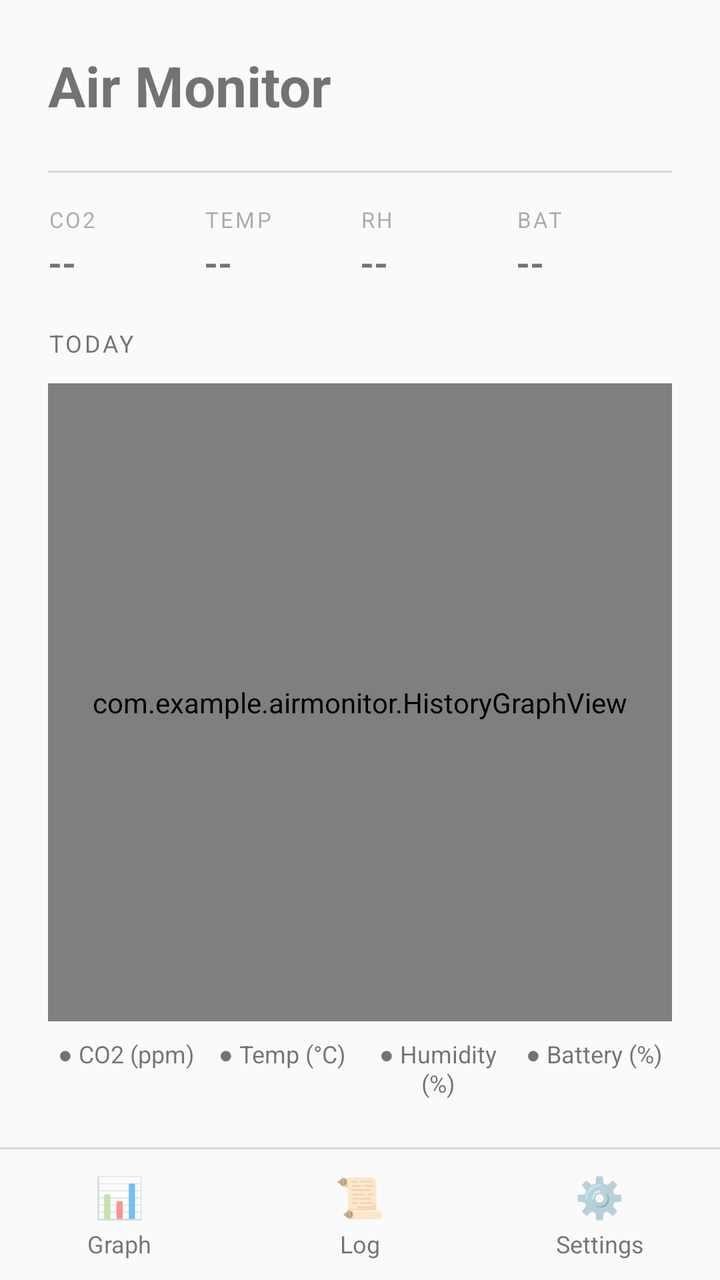
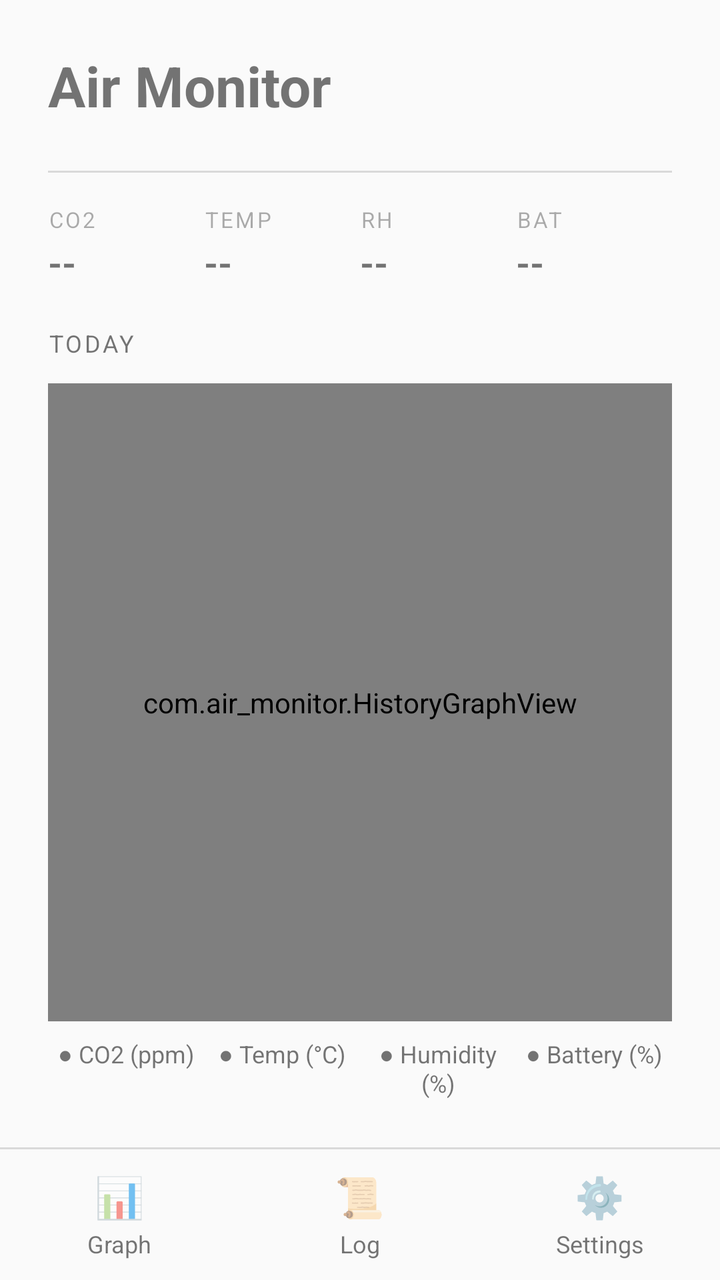

Two renders of the same Android screen: before a commit and after it. Below are the layout's source before the change and the commit's diff.
<!-- AndroidManifest.xml: application theme AppTheme -->
<!-- res/layout/activity_main.xml -->
<?xml version="1.0" encoding="utf-8"?>
<LinearLayout xmlns:android="http://schemas.android.com/apk/res/android"
    android:layout_width="match_parent"
    android:layout_height="match_parent"
    android:orientation="vertical">

    
    <FrameLayout
        android:layout_width="match_parent"
        android:layout_height="0dp"
        android:layout_weight="1">

        
        <LinearLayout
            android:id="@+id/tab_graph"
            android:layout_width="match_parent"
            android:layout_height="match_parent"
            android:orientation="vertical"
            android:padding="24dp">

            <TextView
                android:layout_width="wrap_content"
                android:layout_height="wrap_content"
                android:text="@string/app_name"
                android:textSize="28sp"
                android:textStyle="bold" />

            <View
                android:layout_width="match_parent"
                android:layout_height="1dp"
                android:layout_marginTop="24dp"
                android:layout_marginBottom="16dp"
                android:background="#22000000" />

            <LinearLayout
                android:layout_width="match_parent"
                android:layout_height="wrap_content"
                android:layout_marginBottom="20dp"
                android:orientation="horizontal">

                <LinearLayout
                    android:layout_width="0dp"
                    android:layout_height="wrap_content"
                    android:layout_weight="1"
                    android:orientation="vertical">
                    <TextView
                        android:layout_width="wrap_content"
                        android:layout_height="wrap_content"
                        android:text="@string/value_label_co2"
                        android:textSize="11sp"
                        android:textAllCaps="true"
                        android:letterSpacing="0.1"
                        android:alpha="0.6" />
                    <TextView
                        android:id="@+id/value_co2"
                        android:layout_width="wrap_content"
                        android:layout_height="wrap_content"
                        android:layout_marginTop="2dp"
                        android:text="@string/value_placeholder"
                        android:textSize="18sp"
                        android:textStyle="bold" />
                </LinearLayout>

                <LinearLayout
                    android:layout_width="0dp"
                    android:layout_height="wrap_content"
                    android:layout_weight="1"
                    android:orientation="vertical">
                    <TextView
                        android:layout_width="wrap_content"
                        android:layout_height="wrap_content"
                        android:text="@string/value_label_temp"
                        android:textSize="11sp"
                        android:textAllCaps="true"
                        android:letterSpacing="0.1"
                        android:alpha="0.6" />
                    <TextView
                        android:id="@+id/value_temp"
                        android:layout_width="wrap_content"
                        android:layout_height="wrap_content"
                        android:layout_marginTop="2dp"
                        android:text="@string/value_placeholder"
                        android:textSize="18sp"
                        android:textStyle="bold" />
                </LinearLayout>

                <LinearLayout
                    android:layout_width="0dp"
                    android:layout_height="wrap_content"
                    android:layout_weight="1"
                    android:orientation="vertical">
                    <TextView
                        android:layout_width="wrap_content"
                        android:layout_height="wrap_content"
                        android:text="@string/value_label_humidity"
                        android:textSize="11sp"
                        android:textAllCaps="true"
                        android:letterSpacing="0.1"
                        android:alpha="0.6" />
                    <TextView
                        android:id="@+id/value_humidity"
                        android:layout_width="wrap_content"
                        android:layout_height="wrap_content"
                        android:layout_marginTop="2dp"
                        android:text="@string/value_placeholder"
                        android:textSize="18sp"
                        android:textStyle="bold" />
                </LinearLayout>

                <LinearLayout
                    android:layout_width="0dp"
                    android:layout_height="wrap_content"
                    android:layout_weight="1"
                    android:orientation="vertical">
                    <TextView
                        android:layout_width="wrap_content"
                        android:layout_height="wrap_content"
                        android:text="@string/value_label_battery"
                        android:textSize="11sp"
                        android:textAllCaps="true"
                        android:letterSpacing="0.1"
                        android:alpha="0.6" />
                    <TextView
                        android:id="@+id/value_battery"
                        android:layout_width="wrap_content"
                        android:layout_height="wrap_content"
                        android:layout_marginTop="2dp"
                        android:text="@string/value_placeholder"
                        android:textSize="18sp"
                        android:textStyle="bold" />
                </LinearLayout>
            </LinearLayout>

            <TextView
                android:layout_width="wrap_content"
                android:layout_height="wrap_content"
                android:text="@string/history_header"
                android:textSize="12sp"
                android:textAllCaps="true"
                android:letterSpacing="0.1" />

            <com.example.airmonitor.HistoryGraphView
                android:id="@+id/graph"
                android:layout_width="match_parent"
                android:layout_height="0dp"
                android:layout_weight="1"
                android:layout_marginTop="12dp" />

            <LinearLayout
                android:layout_width="match_parent"
                android:layout_height="wrap_content"
                android:layout_marginTop="8dp"
                android:orientation="horizontal">

                <TextView
                    android:id="@+id/legend_co2"
                    android:layout_width="0dp"
                    android:layout_height="wrap_content"
                    android:layout_weight="1"
                    android:gravity="center"
                    android:text="@string/legend_co2"
                    android:textSize="12sp" />

                <TextView
                    android:id="@+id/legend_temp"
                    android:layout_width="0dp"
                    android:layout_height="wrap_content"
                    android:layout_weight="1"
                    android:gravity="center"
                    android:text="@string/legend_temp"
                    android:textSize="12sp" />

                <TextView
                    android:id="@+id/legend_humidity"
                    android:layout_width="0dp"
                    android:layout_height="wrap_content"
                    android:layout_weight="1"
                    android:gravity="center"
                    android:text="@string/legend_humidity"
                    android:textSize="12sp" />

                <TextView
                    android:id="@+id/legend_battery"
                    android:layout_width="0dp"
                    android:layout_height="wrap_content"
                    android:layout_weight="1"
                    android:gravity="center"
                    android:text="@string/legend_battery"
                    android:textSize="12sp" />
            </LinearLayout>
        </LinearLayout>

        
        <LinearLayout
            android:id="@+id/tab_log"
            android:layout_width="match_parent"
            android:layout_height="match_parent"
            android:orientation="vertical"
            android:padding="24dp"
            android:visibility="gone">

            <TextView
                android:layout_width="wrap_content"
                android:layout_height="wrap_content"
                android:text="@string/app_name"
                android:textSize="28sp"
                android:textStyle="bold" />

            <View
                android:layout_width="match_parent"
                android:layout_height="1dp"
                android:layout_marginTop="24dp"
                android:layout_marginBottom="16dp"
                android:background="#22000000" />

            <LinearLayout
                android:layout_width="match_parent"
                android:layout_height="wrap_content"
                android:orientation="horizontal"
                android:paddingBottom="6dp">

                <TextView
                    android:layout_width="0dp"
                    android:layout_height="wrap_content"
                    android:layout_weight="2"
                    android:text="@string/log_col_time"
                    android:textAllCaps="true"
                    android:textSize="11sp"
                    android:letterSpacing="0.1"
                    android:alpha="0.6" />

                <TextView
                    android:layout_width="0dp"
                    android:layout_height="wrap_content"
                    android:layout_weight="1.5"
                    android:gravity="end"
                    android:text="@string/log_col_co2"
                    android:textAllCaps="true"
                    android:textSize="11sp"
                    android:letterSpacing="0.1"
                    android:alpha="0.6" />

                <TextView
                    android:layout_width="0dp"
                    android:layout_height="wrap_content"
                    android:layout_weight="1.5"
                    android:gravity="end"
                    android:text="@string/log_col_temp"
                    android:textAllCaps="true"
                    android:textSize="11sp"
                    android:letterSpacing="0.1"
                    android:alpha="0.6" />

                <TextView
                    android:layout_width="0dp"
                    android:layout_height="wrap_content"
                    android:layout_weight="1"
                    android:gravity="end"
                    android:text="@string/log_col_humidity"
                    android:textAllCaps="true"
                    android:textSize="11sp"
                    android:letterSpacing="0.1"
                    android:alpha="0.6" />

                <TextView
                    android:layout_width="0dp"
                    android:layout_height="wrap_content"
                    android:layout_weight="1"
                    android:gravity="end"
                    android:text="@string/log_col_battery"
                    android:textAllCaps="true"
                    android:textSize="11sp"
                    android:letterSpacing="0.1"
                    android:alpha="0.6" />

                <TextView
                    android:layout_width="0dp"
                    android:layout_height="wrap_content"
                    android:layout_weight="1.2"
                    android:gravity="end"
                    android:text="@string/log_col_status"
                    android:textAllCaps="true"
                    android:textSize="11sp"
                    android:letterSpacing="0.1"
                    android:alpha="0.6" />

                <TextView
                    android:layout_width="0dp"
                    android:layout_height="wrap_content"
                    android:layout_weight="1.5"
                    android:gravity="end"
                    android:text="@string/log_col_device"
                    android:textAllCaps="true"
                    android:textSize="11sp"
                    android:letterSpacing="0.1"
                    android:alpha="0.6" />
            </LinearLayout>

            <View
                android:layout_width="match_parent"
                android:layout_height="1dp"
                android:background="#22000000" />

            <ListView
                android:id="@+id/log_list"
                android:layout_width="match_parent"
                android:layout_height="0dp"
                android:layout_weight="1"
                android:divider="#11000000"
                android:dividerHeight="1dp" />
        </LinearLayout>

        
        <ScrollView
            android:id="@+id/tab_settings"
            android:layout_width="match_parent"
            android:layout_height="match_parent"
            android:visibility="gone">

            <LinearLayout
                android:layout_width="match_parent"
                android:layout_height="wrap_content"
                android:orientation="vertical"
                android:padding="24dp">

                <TextView
                    android:layout_width="wrap_content"
                    android:layout_height="wrap_content"
                    android:text="@string/app_name"
                    android:textSize="28sp"
                    android:textStyle="bold" />

                <TextView
                    android:layout_width="match_parent"
                    android:layout_height="wrap_content"
                    android:layout_marginTop="8dp"
                    android:text="@string/setup_hint"
                    android:textSize="14sp" />

                <View
                    android:layout_width="match_parent"
                    android:layout_height="1dp"
                    android:layout_marginTop="24dp"
                    android:layout_marginBottom="16dp"
                    android:background="#22000000" />

                <TextView
                    android:layout_width="wrap_content"
                    android:layout_height="wrap_content"
                    android:text="@string/settings_header"
                    android:textSize="12sp"
                    android:textAllCaps="true"
                    android:letterSpacing="0.1" />

                <LinearLayout
                    android:layout_width="match_parent"
                    android:layout_height="wrap_content"
                    android:layout_marginTop="16dp"
                    android:gravity="center_vertical"
                    android:orientation="horizontal">

                    <LinearLayout
                        android:layout_width="0dp"
                        android:layout_height="wrap_content"
                        android:layout_weight="1"
                        android:orientation="vertical">

                        <TextView
                            android:layout_width="wrap_content"
                            android:layout_height="wrap_content"
                            android:text="@string/dark_widget_title"
                            android:textSize="16sp" />

                        <TextView
                            android:layout_width="match_parent"
                            android:layout_height="wrap_content"
                            android:layout_marginTop="2dp"
                            android:text="@string/dark_widget_summary"
                            android:textSize="13sp"
                            android:alpha="0.7" />
                    </LinearLayout>

                    <Switch
                        android:id="@+id/dark_widget_switch"
                        android:layout_width="wrap_content"
                        android:layout_height="wrap_content"
                        android:layout_marginStart="16dp" />
                </LinearLayout>

                <LinearLayout
                    android:layout_width="match_parent"
                    android:layout_height="wrap_content"
                    android:layout_marginTop="16dp"
                    android:gravity="center_vertical"
                    android:orientation="horizontal">

                    <LinearLayout
                        android:layout_width="0dp"
                        android:layout_height="wrap_content"
                        android:layout_weight="1"
                        android:orientation="vertical">

                        <TextView
                            android:layout_width="wrap_content"
                            android:layout_height="wrap_content"
                            android:text="@string/notifications_title"
                            android:textSize="16sp" />

                        <TextView
                            android:layout_width="match_parent"
                            android:layout_height="wrap_content"
                            android:layout_marginTop="2dp"
                            android:text="@string/notifications_summary"
                            android:textSize="13sp"
                            android:alpha="0.7" />
                    </LinearLayout>

                    <Switch
                        android:id="@+id/notifications_switch"
                        android:layout_width="wrap_content"
                        android:layout_height="wrap_content"
                        android:layout_marginStart="16dp" />
                </LinearLayout>

                <LinearLayout
                    android:layout_width="match_parent"
                    android:layout_height="wrap_content"
                    android:layout_marginTop="16dp"
                    android:gravity="center_vertical"
                    android:orientation="horizontal">

                    <LinearLayout
                        android:layout_width="0dp"
                        android:layout_height="wrap_content"
                        android:layout_weight="1"
                        android:orientation="vertical">

                        <TextView
                            android:layout_width="wrap_content"
                            android:layout_height="wrap_content"
                            android:text="@string/temp_offset_title"
                            android:textSize="16sp" />

                        <TextView
                            android:layout_width="match_parent"
                            android:layout_height="wrap_content"
                            android:layout_marginTop="2dp"
                            android:text="@string/temp_offset_summary"
                            android:textSize="13sp"
                            android:alpha="0.7" />
                    </LinearLayout>

                    <LinearLayout
                        android:layout_width="wrap_content"
                        android:layout_height="wrap_content"
                        android:layout_marginStart="16dp"
                        android:gravity="center_vertical"
                        android:orientation="horizontal">

                        <Button
                            android:id="@+id/temp_offset_minus"
                            android:layout_width="40dp"
                            android:layout_height="40dp"
                            android:minWidth="0dp"
                            android:padding="0dp"
                            android:text="@string/temp_offset_minus"
                            android:textSize="18sp" />

                        <EditText
                            android:id="@+id/temp_offset_value"
                            android:layout_width="64dp"
                            android:layout_height="wrap_content"
                            android:gravity="center"
                            android:inputType="numberSigned|numberDecimal"
                            android:textSize="16sp"
                            android:selectAllOnFocus="true" />

                        <Button
                            android:id="@+id/temp_offset_plus"
                            android:layout_width="40dp"
                            android:layout_height="40dp"
                            android:minWidth="0dp"
                            android:padding="0dp"
                            android:text="@string/temp_offset_plus"
                            android:textSize="18sp" />
                    </LinearLayout>
                </LinearLayout>
            </LinearLayout>
        </ScrollView>
    </FrameLayout>

    
    <View
        android:layout_width="match_parent"
        android:layout_height="1dp"
        android:background="#22000000" />

    <LinearLayout
        android:layout_width="match_parent"
        android:layout_height="wrap_content"
        android:orientation="horizontal">

        <LinearLayout
            android:id="@+id/tab_btn_graph"
            android:layout_width="0dp"
            android:layout_height="wrap_content"
            android:layout_weight="1"
            android:background="?android:attr/selectableItemBackground"
            android:clickable="true"
            android:focusable="true"
            android:gravity="center"
            android:orientation="vertical"
            android:paddingTop="10dp"
            android:paddingBottom="10dp">

            <TextView
                android:layout_width="wrap_content"
                android:layout_height="wrap_content"
                android:text="@string/tab_graph_icon"
                android:textSize="20sp" />

            <TextView
                android:id="@+id/tab_btn_graph_label"
                android:layout_width="wrap_content"
                android:layout_height="wrap_content"
                android:layout_marginTop="2dp"
                android:text="@string/tab_graph_label"
                android:textSize="12sp" />
        </LinearLayout>

        <LinearLayout
            android:id="@+id/tab_btn_log"
            android:layout_width="0dp"
            android:layout_height="wrap_content"
            android:layout_weight="1"
            android:background="?android:attr/selectableItemBackground"
            android:clickable="true"
            android:focusable="true"
            android:gravity="center"
            android:orientation="vertical"
            android:paddingTop="10dp"
            android:paddingBottom="10dp">

            <TextView
                android:layout_width="wrap_content"
                android:layout_height="wrap_content"
                android:text="@string/tab_log_icon"
                android:textSize="20sp" />

            <TextView
                android:id="@+id/tab_btn_log_label"
                android:layout_width="wrap_content"
                android:layout_height="wrap_content"
                android:layout_marginTop="2dp"
                android:text="@string/tab_log_label"
                android:textSize="12sp" />
        </LinearLayout>

        <LinearLayout
            android:id="@+id/tab_btn_settings"
            android:layout_width="0dp"
            android:layout_height="wrap_content"
            android:layout_weight="1"
            android:background="?android:attr/selectableItemBackground"
            android:clickable="true"
            android:focusable="true"
            android:gravity="center"
            android:orientation="vertical"
            android:paddingTop="10dp"
            android:paddingBottom="10dp">

            <TextView
                android:layout_width="wrap_content"
                android:layout_height="wrap_content"
                android:text="@string/tab_settings_icon"
                android:textSize="20sp" />

            <TextView
                android:id="@+id/tab_btn_settings_label"
                android:layout_width="wrap_content"
                android:layout_height="wrap_content"
                android:layout_marginTop="2dp"
                android:text="@string/tab_settings_label"
                android:textSize="12sp" />
        </LinearLayout>
    </LinearLayout>
</LinearLayout>
<!-- resources referenced by this layout -->
<resources>
  <string name="app_name">Air Monitor</string>
  <string name="dark_widget_summary">Use dark colours instead of the light, paper-like card.</string>
  <string name="dark_widget_title">Dark widget</string>
  <string name="history_header">Today</string>
  <string name="legend_battery">● Battery (%)</string>
  <string name="legend_co2">● CO2 (ppm)</string>
  <string name="legend_humidity">● Humidity (%)</string>
  <string name="legend_temp">● Temp (°C)</string>
  <string name="log_col_battery">Bat</string>
  <string name="log_col_co2">CO2</string>
  <string name="log_col_device">Dev</string>
  <string name="log_col_humidity">RH</string>
  <string name="log_col_status">Rst</string>
  <string name="log_col_temp">Temp</string>
  <string name="log_col_time">Time</string>
  <string name="notifications_summary">Show the latest reading as a persistent notification.</string>
  <string name="notifications_title">Notifications</string>
  <string name="settings_header">Settings</string>
  <string name="setup_hint">Grant Bluetooth permissions and add the widget to your home screen.</string>
  <string name="tab_graph_icon">📊</string>
  <string name="tab_graph_label">Graph</string>
  <string name="tab_log_icon">📜</string>
  <string name="tab_log_label">Log</string>
  <string name="tab_settings_icon">⚙️</string>
  <string name="tab_settings_label">Settings</string>
  <string name="temp_offset_minus">−</string>
  <string name="temp_offset_plus">+</string>
  <string name="temp_offset_summary">Added to the raw sensor reading wherever it\'s shown.</string>
  <string name="temp_offset_title">Temperature offset</string>
  <string name="value_label_battery">Bat</string>
  <string name="value_label_co2">CO2</string>
  <string name="value_label_humidity">RH</string>
  <string name="value_label_temp">Temp</string>
  <string name="value_placeholder">--</string>
  <style name="AppTheme" parent="@android:style/Theme.Material.Light.NoActionBar" />
</resources>

<!-- the commit's change to res/layout/activity_main.xml (unified diff, before → after) -->
@@ -139,7 +139,7 @@
                 android:textAllCaps="true"
                 android:letterSpacing="0.1" />
 
-            <com.example.airmonitor.HistoryGraphView
+            <com.air_monitor.HistoryGraphView
                 android:id="@+id/graph"
                 android:layout_width="match_parent"
                 android:layout_height="0dp"
